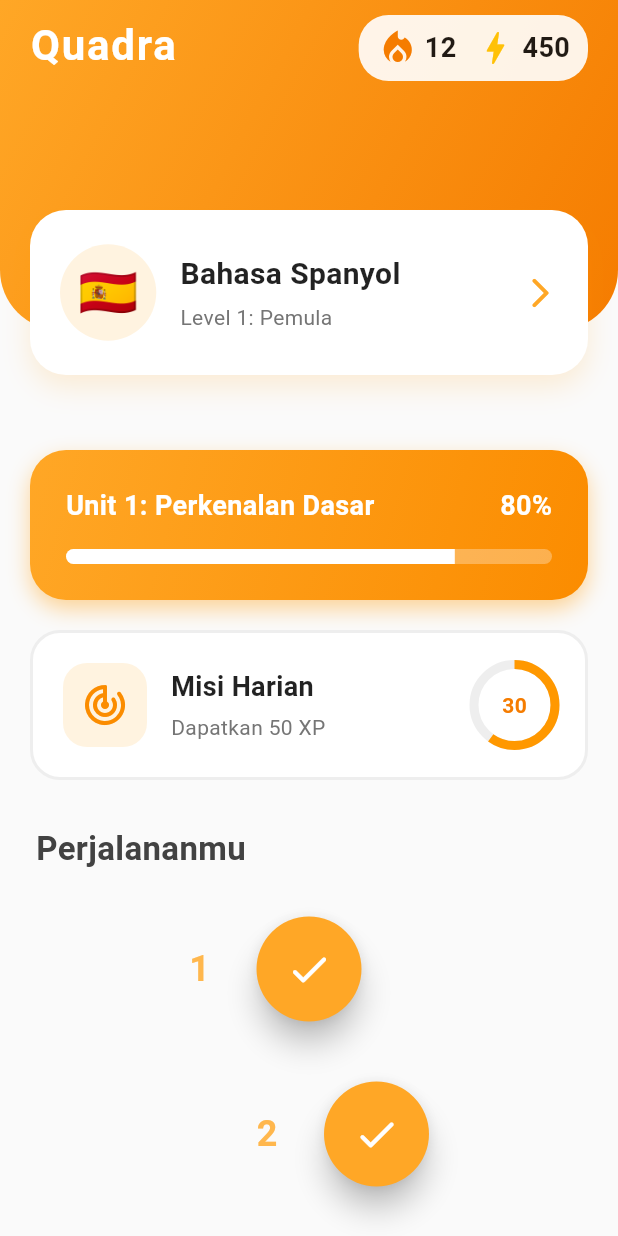
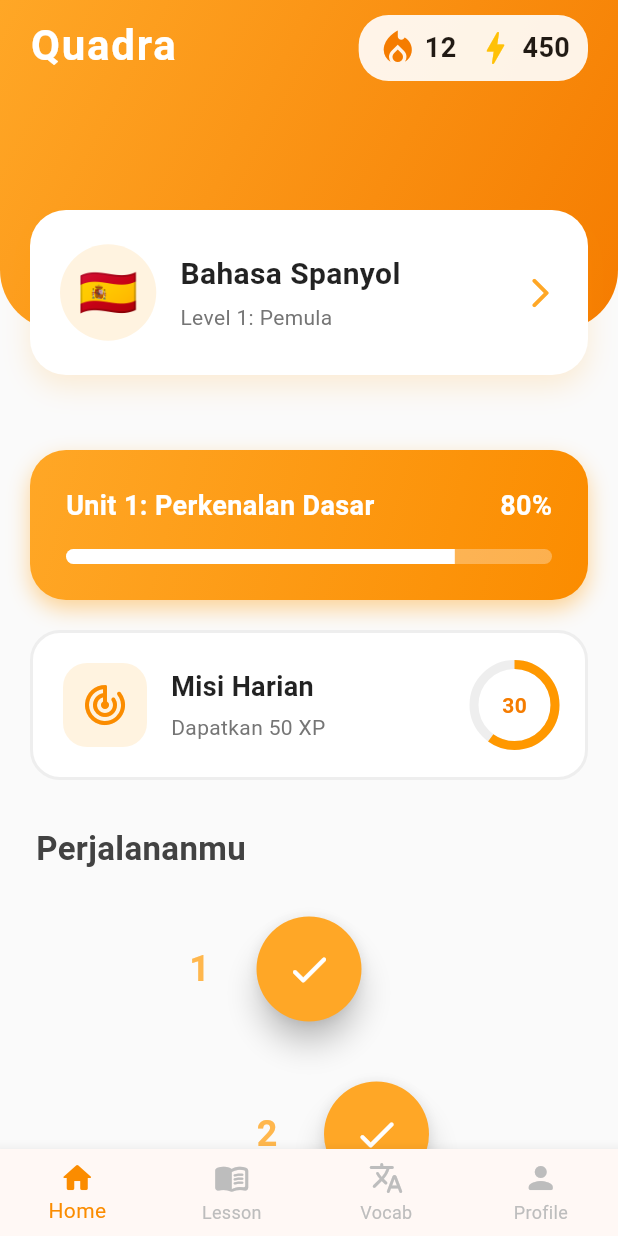
Before and after one commit to Ransley77/UTS-MobileProgramming, a Flutter app: the screen it shows after launch, on a phone screen of 412 x 824 dp. Run offline on Flutter 3.47's test engine with Material 3 defaults, Android fonts, the phone set to English and light mode, and no system bars.

Commit message:
membuat navigasi bottom bar untuk fitur Home, Lesson, Vocabulary, dan Profile sesuai struktur kelompok

```diff
--- a/lib/main.dart
+++ b/lib/main.dart
@@ -1,5 +1,5 @@
 import 'package:flutter/material.dart';
-import 'screens/home_screen.dart';
+import 'screens/main_screen.dart';
 
 void main() {
   runApp(const MyApp());
@@ -17,7 +17,7 @@ class MyApp extends StatelessWidget {
         colorScheme: ColorScheme.fromSeed(seedColor: Colors.orange),
         useMaterial3: true,
       ),
-      home: const HomeScreen(),
+      home: const MainScreen(),
     );
   }
 }
--- /dev/null
+++ b/lib/screens/main_screen.dart
@@ -0,0 +1,63 @@
+import 'package:flutter/material.dart';
+import 'home_screen.dart';
+
+class MainScreen extends StatefulWidget {
+  const MainScreen({super.key});
+
+  @override
+  State<MainScreen> createState() => _MainScreenState();
+}
+
+class _MainScreenState extends State<MainScreen> {
+  int _selectedIndex = 0;
+
+  final List<Widget> _screens = [
+    const HomeScreen(),
+    const Center(
+      child: Text(
+        'Halaman Lesson / Quiz\n(Dikerjakan anggota lain)',
+        textAlign: TextAlign.center,
+        style: TextStyle(fontSize: 18),
+      ),
+    ),
+    const Center(
+      child: Text(
+        'Halaman Vocabulary\n(Dikerjakan anggota lain)',
+        textAlign: TextAlign.center,
+        style: TextStyle(fontSize: 18),
+      ),
+    ),
+    const Center(
+      child: Text(
+        'Halaman Profile / Leaderboard\n(Dikerjakan anggota lain)',
+        textAlign: TextAlign.center,
+        style: TextStyle(fontSize: 18),
+      ),
+    ),
+  ];
+
+  @override
+  Widget build(BuildContext context) {
+    return Scaffold(
+      body: _screens[_selectedIndex],
+      bottomNavigationBar: BottomNavigationBar(
+        type: BottomNavigationBarType.fixed,
+        currentIndex: _selectedIndex,
+        onTap: (index) {
+          setState(() {
+            _selectedIndex = index;
+          });
+        },
+        selectedItemColor: Colors.orange.shade600,
+        unselectedItemColor: Colors.grey.shade400,
+        showUnselectedLabels: true,
+        items: const [
+          BottomNavigationBarItem(icon: Icon(Icons.home_rounded), label: 'Home'),
+          BottomNavigationBarItem(icon: Icon(Icons.menu_book_rounded), label: 'Lesson'),
+          BottomNavigationBarItem(icon: Icon(Icons.translate_rounded), label: 'Vocab'),
+          BottomNavigationBarItem(icon: Icon(Icons.person_rounded), label: 'Profile'),
+        ],
+      ),
+    );
+  }
+}
```
